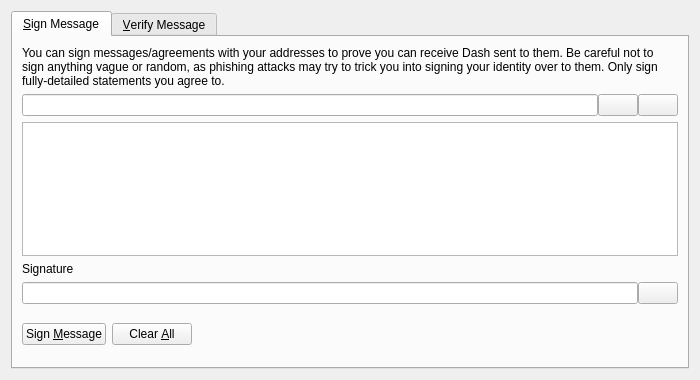
toycor/cosanta-core, file src/qt/forms/signverifymessagedialog.ui: the form before one commit.
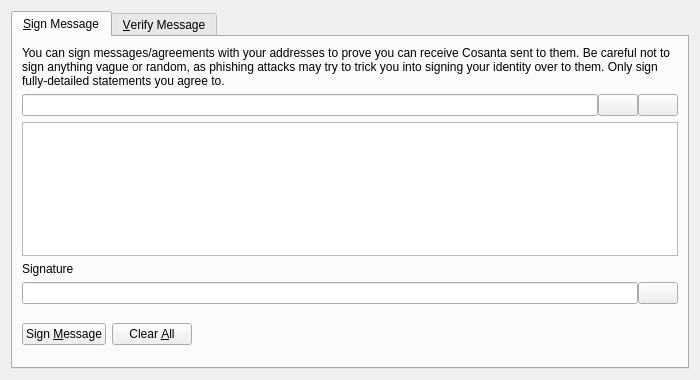
The form after the commit. Custom widgets are drawn as their Qt base class.

Commit message: Update dash to cosanta and bump hash algo

The edit to the form file:
```diff
--- a/src/qt/forms/signverifymessagedialog.ui
+++ b/src/qt/forms/signverifymessagedialog.ui
@@ -30,7 +30,7 @@
        <item>
         <widget class="QLabel" name="infoLabel_SM">
          <property name="text">
-          <string>You can sign messages/agreements with your addresses to prove you can receive Dash sent to them. Be careful not to sign anything vague or random, as phishing attacks may try to trick you into signing your identity over to them. Only sign fully-detailed statements you agree to.</string>
+          <string>You can sign messages/agreements with your addresses to prove you can receive Cosanta sent to them. Be careful not to sign anything vague or random, as phishing attacks may try to trick you into signing your identity over to them. Only sign fully-detailed statements you agree to.</string>
          </property>
          <property name="textFormat">
           <enum>Qt::PlainText</enum>
```
Left out of the diff: 8 changed lines with no effect on the pictures. The commit also changes 395 other files.
